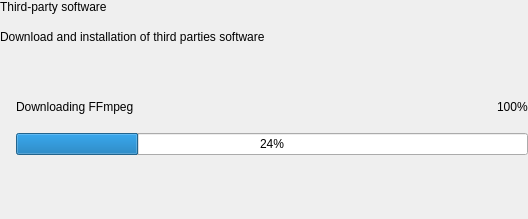
This is ui/designer/ui_third_party_install_widget.ui in herlegon/hinstall-wss-gui as Qt 5 draws it before an edit. The edited form follows.
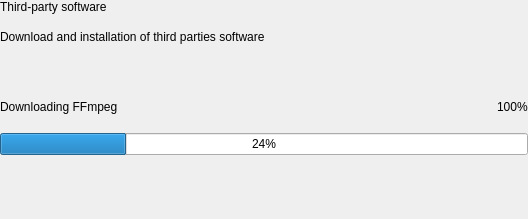
This is the edited form.

```diff
--- a/ui/designer/ui_third_party_install_widget.ui
+++ b/ui/designer/ui_third_party_install_widget.ui
@@ -45,9 +45,6 @@
    </item>
    <item>
     <layout class="QVBoxLayout" name="verticalLayout_2">
-     <property name="leftMargin">
-      <number>16</number>
-     </property>
      <item>
       <spacer name="verticalSpacer_2">
        <property name="orientation">
```
